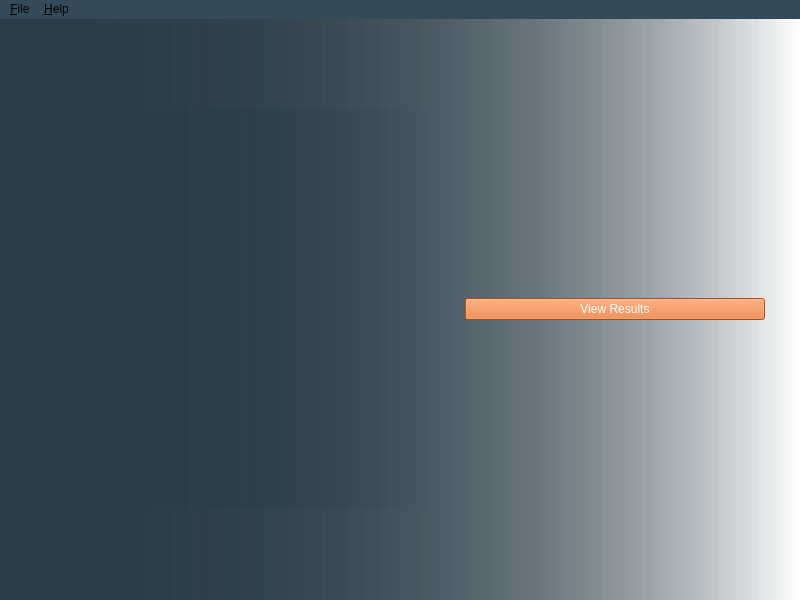
This is PeerPilot/mainwindow/mainwindow.ui in lsevcik/peerpilot as Qt 5 draws it before an edit. The edited form follows.
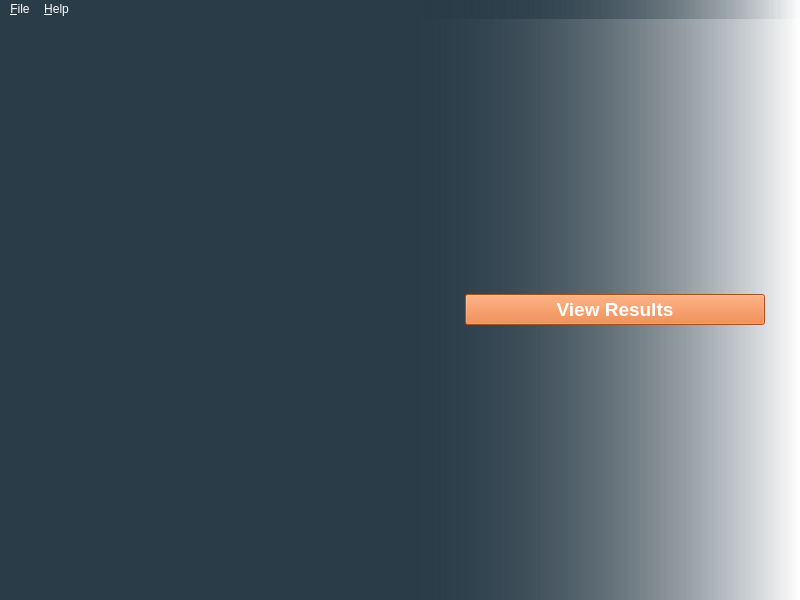
This is the edited form. Icons and pictures are not drawn.

```diff
--- a/PeerPilot/mainwindow/mainwindow.ui
+++ b/PeerPilot/mainwindow/mainwindow.ui
@@ -18,8 +18,24 @@
     <normaloff>:/PeerPilotImageWithBG.png</normaloff>:/PeerPilotImageWithBG.png</iconset>
   </property>
   <property name="styleSheet">
-   <string notr="true">background-color: rgb(42, 60, 72);
-background-color: qlineargradient(spread:pad, x1:0, y1:0, x2:1, y2:0, stop:0 rgba(42, 60, 72, 255), stop:1 rgba(255, 255, 255,0));</string>
+   <string notr="true">QMainWindow, QMenu, QDialog, QMessageBox, QMenuBar {
+    background-color: qlineargradient(spread:pad, x1:0.5, y1:0, x2:1, y2:0, stop:0 rgba(42, 60, 72, 255), stop:1 rgba(255, 255, 255,0));
+    color: white;
+}
+
+QListView, QTextEdit {
+    color: black;
+}
+
+QLabel, QGroupBox, QMenu {
+    color: white;
+}
+
+QPushButton {
+    border-color: rgb(0, 85, 255);
+    color: white;
+    background-color: rgb(230, 112, 43);
+}</string>
   </property>
   <widget class="QWidget" name="centralwidget">
    <layout class="QHBoxLayout" name="horizontalLayout">
@@ -52,39 +68,237 @@
      </widget>
     </item>
     <item>
-     <layout class="QGridLayout" name="buttonGrid">
-      <item row="0" column="0">
-       <widget class="QPushButton" name="viewResultsButton">
-        <property name="enabled">
-         <bool>true</bool>
-        </property>
-        <property name="sizePolicy">
-         <sizepolicy hsizetype="Minimum" vsizetype="Fixed">
-          <horstretch>0</horstretch>
-          <verstretch>0</verstretch>
-         </sizepolicy>
-        </property>
-        <property name="maximumSize">
-         <size>
-          <width>300</width>
-          <height>16777215</height>
-         </size>
-        </property>
-        <property name="autoFillBackground">
-         <bool>false</bool>
-        </property>
-        <property name="styleSheet">
-         <string notr="true">font: 18pt &quot;Calibri&quot;;
-border-top-color: rgb(0, 85, 255);
-background-color: rgb(230, 112, 43);
-color: rgb(255, 255, 255);</string>
-        </property>
-        <property name="text">
-         <string>View Results</string>
-        </property>
-       </widget>
-      </item>
-     </layout>
+     <widget class="QPushButton" name="viewResultsButton">
+      <property name="enabled">
+       <bool>true</bool>
+      </property>
+      <property name="sizePolicy">
+       <sizepolicy hsizetype="Minimum" vsizetype="Fixed">
+        <horstretch>0</horstretch>
+        <verstretch>0</verstretch>
+       </sizepolicy>
+      </property>
+      <property name="minimumSize">
+       <size>
+        <width>125</width>
+        <height>0</height>
+       </size>
+      </property>
+      <property name="maximumSize">
+       <size>
+        <width>300</width>
+        <height>16777215</height>
+       </size>
+      </property>
+      <property name="palette">
+       <palette>
+        <active>
+         <colorrole role="WindowText">
+          <brush brushstyle="SolidPattern">
+           <color alpha="255">
+            <red>255</red>
+            <green>255</green>
+            <blue>255</blue>
+           </color>
+          </brush>
+         </colorrole>
+         <colorrole role="Button">
+          <brush brushstyle="SolidPattern">
+           <color alpha="255">
+            <red>230</red>
+            <green>112</green>
+            <blue>43</blue>
+           </color>
+          </brush>
+         </colorrole>
+         <colorrole role="Text">
+          <brush brushstyle="SolidPattern">
+           <color alpha="255">
+            <red>255</red>
+            <green>255</green>
+            <blue>255</blue>
+           </color>
+          </brush>
+         </colorrole>
+         <colorrole role="ButtonText">
+          <brush brushstyle="SolidPattern">
+           <color alpha="255">
+            <red>255</red>
+            <green>255</green>
+            <blue>255</blue>
+           </color>
+          </brush>
+         </colorrole>
+         <colorrole role="Base">
+          <brush brushstyle="SolidPattern">
+           <color alpha="255">
+            <red>230</red>
+            <green>112</green>
+            <blue>43</blue>
+           </color>
+          </brush>
+         </colorrole>
+         <colorrole role="Window">
+          <brush brushstyle="SolidPattern">
+           <color alpha="255">
+            <red>230</red>
+            <green>112</green>
+            <blue>43</blue>
+           </color>
+          </brush>
+         </colorrole>
+         <colorrole role="PlaceholderText">
+          <brush brushstyle="SolidPattern">
+           <color alpha="128">
+            <red>255</red>
+            <green>255</green>
+            <blue>255</blue>
+           </color>
+          </brush>
+         </colorrole>
+        </active>
+        <inactive>
+         <colorrole role="WindowText">
+          <brush brushstyle="SolidPattern">
+           <color alpha="255">
+            <red>255</red>
+            <green>255</green>
+            <blue>255</blue>
+           </color>
+          </brush>
+         </colorrole>
+         <colorrole role="Button">
+          <brush brushstyle="SolidPattern">
+           <color alpha="255">
+            <red>230</red>
+            <green>112</green>
+            <blue>43</blue>
+           </color>
+          </brush>
+         </colorrole>
+         <colorrole role="Text">
+          <brush brushstyle="SolidPattern">
+           <color alpha="255">
+            <red>255</red>
+            <green>255</green>
+            <blue>255</blue>
+           </color>
+          </brush>
+         </colorrole>
+         <colorrole role="ButtonText">
+          <brush brushstyle="SolidPattern">
+           <color alpha="255">
+            <red>255</red>
+            <green>255</green>
+            <blue>255</blue>
+           </color>
+          </brush>
+         </colorrole>
+         <colorrole role="Base">
+          <brush brushstyle="SolidPattern">
+           <color alpha="255">
+            <red>230</red>
+            <green>112</green>
+            <blue>43</blue>
+           </color>
+          </brush>
+         </colorrole>
+         <colorrole role="Window">
+          <brush brushstyle="SolidPattern">
+           <color alpha="255">
+            <red>230</red>
+            <green>112</green>
+            <blue>43</blue>
+           </color>
+          </brush>
+         </colorrole>
+         <colorrole role="PlaceholderText">
+          <brush brushstyle="SolidPattern">
+           <color alpha="128">
+            <red>255</red>
+            <green>255</green>
+            <blue>255</blue>
+           </color>
+          </brush>
+         </colorrole>
+        </inactive>
+        <disabled>
+         <colorrole role="WindowText">
+          <brush brushstyle="SolidPattern">
+           <color alpha="255">
+            <red>255</red>
+            <green>255</green>
+            <blue>255</blue>
+           </color>
+          </brush>
+         </colorrole>
+         <colorrole role="Button">
+          <brush brushstyle="SolidPattern">
+           <color alpha="255">
+            <red>230</red>
+            <green>112</green>
+            <blue>43</blue>
+           </color>
+          </brush>
+         </colorrole>
+         <colorrole role="Text">
+          <brush brushstyle="SolidPattern">
+           <color alpha="255">
+            <red>255</red>
+            <green>255</green>
+            <blue>255</blue>
+           </color>
+          </brush>
+         </colorrole>
+         <colorrole role="ButtonText">
+          <brush brushstyle="SolidPattern">
+           <color alpha="255">
+            <red>255</red>
+            <green>255</green>
+            <blue>255</blue>
+           </color>
+          </brush>
+         </colorrole>
+         <colorrole role="Base">
+          <brush brushstyle="SolidPattern">
+           <color alpha="255">
+            <red>230</red>
+            <green>112</green>
+            <blue>43</blue>
+           </color>
+          </brush>
+         </colorrole>
+         <colorrole role="Window">
+          <brush brushstyle="SolidPattern">
+           <color alpha="255">
+            <red>230</red>
+            <green>112</green>
+            <blue>43</blue>
+           </color>
+          </brush>
+         </colorrole>
+         <colorrole role="PlaceholderText">
+          <brush brushstyle="SolidPattern">
+           <color alpha="128">
+            <red>255</red>
+            <green>255</green>
+            <blue>255</blue>
+           </color>
+          </brush>
+         </colorrole>
+        </disabled>
+       </palette>
+      </property>
+      <property name="font">
+       <font>
+        <pointsize>14</pointsize>
+        <bold>true</bold>
+       </font>
+      </property>
+      <property name="text">
+       <string>View Results</string>
+      </property>
+     </widget>
     </item>
    </layout>
   </widget>
@@ -94,15 +308,9 @@
      <x>0</x>
      <y>0</y>
      <width>800</width>
-     <height>22</height>
+     <height>21</height>
     </rect>
    </property>
-   <property name="autoFillBackground">
-    <bool>false</bool>
-   </property>
-   <property name="styleSheet">
-    <string notr="true">background-color: rgb(52, 74, 89);</string>
-   </property>
    <widget class="QMenu" name="menuFile">
     <property name="styleSheet">
      <string notr="true">background-color: rgb(52, 74, 89);</string>
```
Left out of the diff: 6 changed lines with no effect on the pictures.
